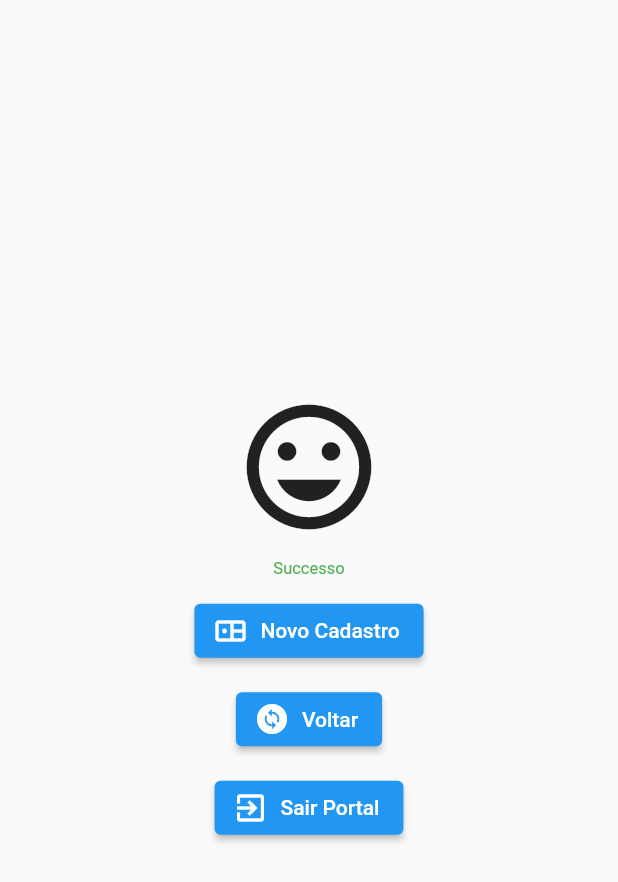
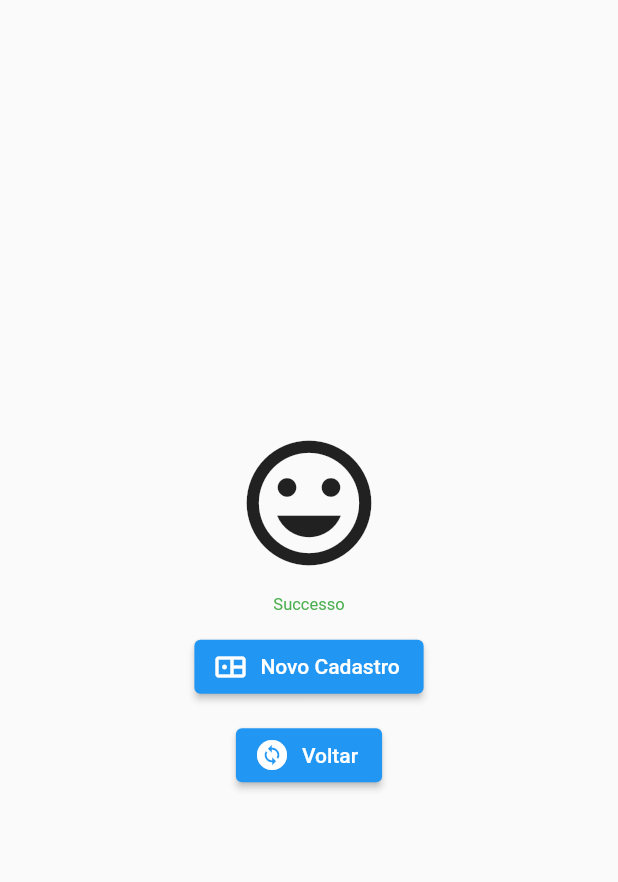
Before and after one commit to jorgoborges/corretorambp, a Flutter app: the SuccessScreen screen opened directly, on a phone screen of 412 x 824 dp. Shown: the top 882 px of the screen. Run offline on Flutter 3.47's test engine with Material 2 defaults, Android fonts, the light colour scheme and no system bars; missing offline and left inert: flutter_collapsing_toolbar, flutter_form_bloc; network calls fail.

Commit message:
Criação telas para apresentação 24/05/2022 18:07

```diff
--- a/lib/cad_dados_clientes.dart
+++ b/lib/cad_dados_clientes.dart
@@ -327,12 +327,7 @@ class SuccessScreen extends StatelessWidget {
               label: const Text('Voltar'),
             ),
             SizedBox(height: 11),
-            ElevatedButton.icon(
-              onPressed: () => Navigator.of(context)
-                  .pushReplacement(MaterialPageRoute(builder: (_) =>Demo_bi())),
-              icon: const Icon(Icons.exit_to_app),
-              label: const Text('Sair Portal'),
-            ),
+
           ],
         ),
       ),
--- a/pubspec.yaml
+++ b/pubspec.yaml
@@ -52,8 +52,7 @@ dev_dependencies:
   flutter_collapsing_toolbar: ^1.0.0
   flutter_menu: ^0.4.1
   flutter_form_bloc: ^0.30.1
-  fwfh_webview: ^0.6.2+2
-  url_launcher: ^6.1.3
+
 
 
 
```
Also changed, not shown: lib/demo_bi.dart (deleted, +0 -35 lines), 4 other files.
